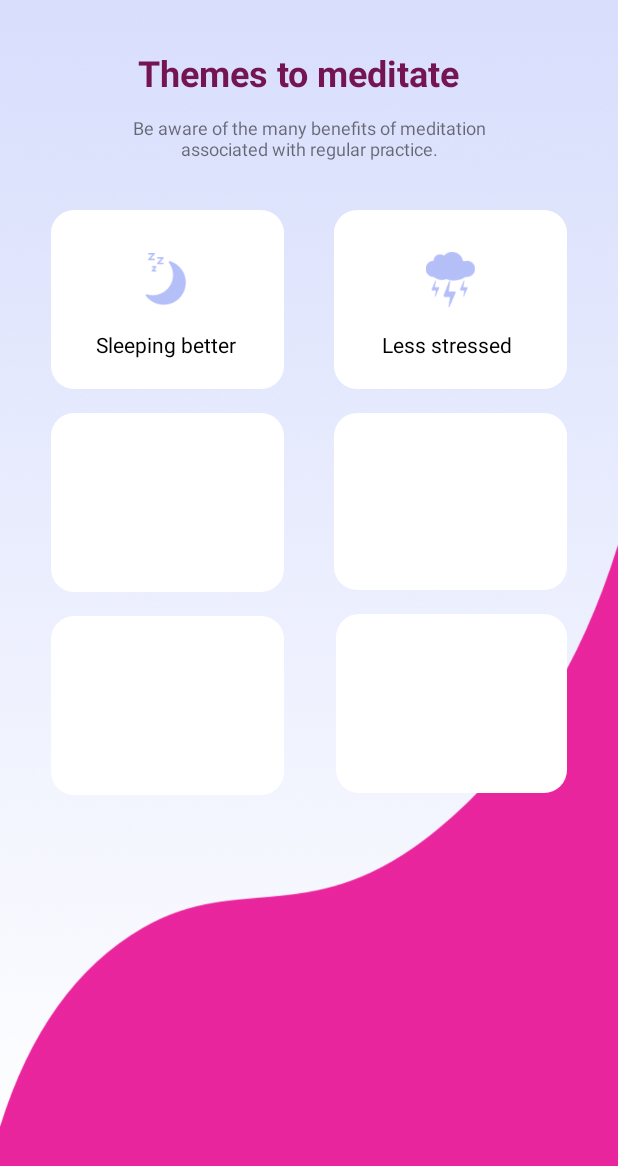
After one commit to julioyildo/kotlin_yoga, an Android app: the SecondActivity screen opened directly, with no data from a screen before it, on a phone screen of 412 x 824 dp. The commit adds this screen. Shown: the top 1166 px of the screen. Run offline under Robolectric (Android 15) with nearby library versions, the phone set to English and light mode, and no system bars.

Commit message:
add second activity

```diff
--- a/app/build.gradle
+++ b/app/build.gradle
@@ -24,7 +24,7 @@ android {
 
 dependencies {
     implementation fileTree(dir: 'libs', include: ['*.jar'])
-    implementation"org.jetbrains.kotlin:kotlin-stdlib-jre7:$kotlin_version"
+    implementation "org.jetbrains.kotlin:kotlin-stdlib-jdk7:$kotlin_version"
     implementation 'com.android.support:appcompat-v7:27.1.1'
     implementation 'com.android.support.constraint:constraint-layout:1.1.0'
     testImplementation 'junit:junit:4.12'
--- a/app/src/main/AndroidManifest.xml
+++ b/app/src/main/AndroidManifest.xml
@@ -16,6 +16,7 @@
                 <category android:name="android.intent.category.LAUNCHER" />
             </intent-filter>
         </activity>
+        <activity android:name=".SecondActivity"></activity>
     </application>
 
 </manifest>
--- a/app/src/main/java/fr/serhatyildirim/yoga/MainActivity.kt
+++ b/app/src/main/java/fr/serhatyildirim/yoga/MainActivity.kt
@@ -1,12 +1,40 @@
 package fr.serhatyildirim.yoga
 
+import android.content.Intent
 import android.support.v7.app.AppCompatActivity
 import android.os.Bundle
+import android.view.View
+import android.widget.Toast
 
 class MainActivity : AppCompatActivity() {
+
+
 
     override fun onCreate(savedInstanceState: Bundle?) {
         super.onCreate(savedInstanceState)
         setContentView(R.layout.activity_main)
+
+
     }
+
+    fun toastMe(view: View) {
+        // val myToast = Toast.makeText(this, message, duration);
+        val myToast = Toast.makeText(this, "Hello Toast!", Toast.LENGTH_SHORT)
+        myToast.show()
+    }
+
+    fun randomMe(view: View){
+        // Create an Intent to start the second activity
+        val randomIntent = Intent(this, SecondActivity::class.java)
+
+        // Start the new activity.
+        startActivity(randomIntent)
+    }
+
+
+
+
+
+    // Create an Intent to start the second activity
+
 }
--- /dev/null
+++ b/app/src/main/java/fr/serhatyildirim/yoga/SecondActivity.kt
@@ -0,0 +1,17 @@
+package fr.serhatyildirim.yoga
+
+import android.support.v7.app.AppCompatActivity
+import android.os.Bundle
+
+class SecondActivity : AppCompatActivity() {
+
+    override fun onCreate(savedInstanceState: Bundle?) {
+        super.onCreate(savedInstanceState)
+        setContentView(R.layout.activity_second)
+    }
+
+
+
+
+
+}
--- /dev/null
+++ b/app/src/main/res/drawable/button_bg_rounded_corners.xml
@@ -0,0 +1,11 @@
+<?xml version="1.0" encoding="utf-8"?>
+<selector xmlns:android="http://schemas.android.com/apk/res/android">
+    <item>
+        <shape android:shape="rectangle">
+            <solid android:color="#ffffff" />
+            <!-- <stroke android:color="#8A2BE2" android:width="2dp" />-->
+            <!--corners allow us to make the rounded corners button-->
+            <corners android:radius="15dp" />
+        </shape>
+    </item>
+</selector>
--- a/app/src/main/res/layout/activity_main.xml
+++ b/app/src/main/res/layout/activity_main.xml
@@ -66,6 +66,7 @@
         android:layout_marginTop="16dp"
         android:background="@color/buttonColor"
         android:elevation="3dp"
+        android:onClick="randomMe"
         android:text="@string/home_button"
         android:textColor="@android:color/background_light"
         app:layout_constraintBottom_toBottomOf="parent"
--- /dev/null
+++ b/app/src/main/res/layout/activity_second.xml
@@ -0,0 +1,169 @@
+<?xml version="1.0" encoding="utf-8"?>
+<android.support.constraint.ConstraintLayout xmlns:android="http://schemas.android.com/apk/res/android"
+    xmlns:app="http://schemas.android.com/apk/res-auto"
+    xmlns:tools="http://schemas.android.com/tools"
+    android:layout_width="match_parent"
+    android:layout_height="match_parent"
+    android:background="@drawable/bkg_second"
+    android:radius="10dp"
+    tools:context=".SecondActivity">
+
+    <ImageView
+        android:id="@+id/imageView3"
+        android:layout_width="wrap_content"
+        android:layout_height="0dp"
+        app:layout_constraintBottom_toBottomOf="parent"
+        app:layout_constraintEnd_toEndOf="parent"
+        app:layout_constraintStart_toStartOf="parent"
+        app:layout_constraintTop_toTopOf="parent" />
+
+    <TextView
+        android:id="@+id/Title"
+        android:layout_width="228dp"
+        android:layout_height="wrap_content"
+        android:layout_marginEnd="8dp"
+        android:layout_marginStart="8dp"
+        android:layout_marginTop="32dp"
+        android:text="@string/category_title"
+        android:textColor="@color/colorTitle"
+        android:textSize="24sp"
+        android:textStyle="bold"
+        app:layout_constraintEnd_toEndOf="parent"
+        app:layout_constraintStart_toStartOf="parent"
+        app:layout_constraintTop_toTopOf="@+id/imageView3" />
+
+    <TextView
+        android:id="@+id/textView4"
+        android:layout_width="269dp"
+        android:layout_height="39dp"
+        android:layout_marginEnd="8dp"
+        android:layout_marginStart="8dp"
+        android:layout_marginTop="12dp"
+        android:text="@string/category_description"
+        android:textAlignment="center"
+        android:textSize="12sp"
+        app:layout_constraintEnd_toEndOf="parent"
+        app:layout_constraintStart_toStartOf="parent"
+        app:layout_constraintTop_toBottomOf="@+id/Title" />
+
+    <ImageView
+        android:id="@+id/btn_sleep"
+        android:layout_width="155dp"
+        android:layout_height="119dp"
+        android:layout_marginEnd="8dp"
+        android:layout_marginStart="16dp"
+        android:layout_marginTop="24dp"
+        app:layout_constraintEnd_toStartOf="@+id/imageView7"
+        app:layout_constraintStart_toStartOf="parent"
+        app:layout_constraintTop_toBottomOf="@+id/textView4"
+        app:srcCompat="@drawable/button_bg_rounded_corners" />
+
+    <TextView
+        android:id="@+id/btn_sleep_description"
+        android:layout_width="wrap_content"
+        android:layout_height="19dp"
+        android:layout_marginBottom="20dp"
+        android:layout_marginEnd="8dp"
+        android:layout_marginStart="8dp"
+        android:text="@string/btn_sleep"
+        android:textColor="@android:color/black"
+        app:layout_constraintBottom_toBottomOf="@+id/btn_sleep"
+        app:layout_constraintEnd_toEndOf="@+id/btn_sleep"
+        app:layout_constraintHorizontal_bias="0.477"
+        app:layout_constraintStart_toStartOf="@+id/btn_sleep" />
+
+    <ImageView
+        android:id="@+id/imageView6"
+        android:layout_width="wrap_content"
+        android:layout_height="35dp"
+        android:layout_marginBottom="8dp"
+        android:layout_marginEnd="8dp"
+        android:layout_marginStart="8dp"
+        android:layout_marginTop="8dp"
+        app:layout_constraintBottom_toTopOf="@+id/btn_sleep_description"
+        app:layout_constraintEnd_toEndOf="@+id/btn_sleep"
+        app:layout_constraintHorizontal_bias="0.494"
+        app:layout_constraintStart_toStartOf="@+id/btn_sleep"
+        app:layout_constraintTop_toTopOf="@+id/btn_sleep"
+        app:layout_constraintVertical_bias="0.724"
+        app:srcCompat="@drawable/lune" />
+
+    <ImageView
+        android:id="@+id/imageView7"
+        android:layout_width="155dp"
+        android:layout_height="119dp"
+        android:layout_marginEnd="16dp"
+        android:layout_marginStart="8dp"
+        android:layout_marginTop="24dp"
+        app:layout_constraintEnd_toEndOf="parent"
+        app:layout_constraintStart_toEndOf="@+id/btn_sleep"
+        app:layout_constraintTop_toBottomOf="@+id/textView4"
+        app:srcCompat="@drawable/button_bg_rounded_corners" />
+
+    <TextView
+        android:id="@+id/textView6"
+        android:layout_width="87dp"
+        android:layout_height="wrap_content"
+        android:layout_marginBottom="20dp"
+        android:layout_marginEnd="8dp"
+        android:layout_marginStart="8dp"
+        android:text="@string/btn_stressed"
+        android:textColor="@android:color/background_dark"
+        app:layout_constraintBottom_toBottomOf="@+id/imageView7"
+        app:layout_constraintEnd_toEndOf="@+id/imageView7"
+        app:layout_constraintHorizontal_bias="0.461"
+        app:layout_constraintStart_toStartOf="@+id/imageView7" />
+
+    <ImageView
+        android:id="@+id/imageView8"
+        android:layout_width="34dp"
+        android:layout_height="37dp"
+        android:layout_marginBottom="8dp"
+        android:layout_marginEnd="8dp"
+        android:layout_marginStart="8dp"
+        android:layout_marginTop="16dp"
+        app:layout_constraintBottom_toTopOf="@+id/textView6"
+        app:layout_constraintEnd_toEndOf="@+id/imageView7"
+        app:layout_constraintHorizontal_bias="0.495"
+        app:layout_constraintStart_toStartOf="@+id/imageView7"
+        app:layout_constraintTop_toTopOf="@+id/imageView7"
+        app:layout_constraintVertical_bias="0.65"
+        app:srcCompat="@drawable/storm" />
+
+    <ImageView
+        android:id="@+id/imageView9"
+        android:layout_width="155dp"
+        android:layout_height="119dp"
+        android:layout_marginTop="16dp"
+        app:layout_constraintStart_toStartOf="@+id/btn_sleep"
+        app:layout_constraintTop_toBottomOf="@+id/btn_sleep"
+        app:srcCompat="@drawable/button_bg_rounded_corners" />
+
+    <ImageView
+        android:id="@+id/imageView10"
+        android:layout_width="155dp"
+        android:layout_height="118dp"
+        android:layout_marginTop="16dp"
+        app:layout_constraintEnd_toEndOf="@+id/imageView7"
+        app:layout_constraintTop_toBottomOf="@+id/imageView7"
+        app:srcCompat="@drawable/button_bg_rounded_corners" />
+
+    <ImageView
+        android:id="@+id/imageView11"
+        android:layout_width="155dp"
+        android:layout_height="119dp"
+        android:layout_marginTop="16dp"
+        app:layout_constraintStart_toStartOf="@+id/imageView9"
+        app:layout_constraintTop_toBottomOf="@+id/imageView9"
+        app:srcCompat="@drawable/button_bg_rounded_corners" />
+
+    <ImageView
+        android:id="@+id/imageView12"
+        android:layout_width="154dp"
+        android:layout_height="119dp"
+        android:layout_marginTop="16dp"
+        app:layout_constraintEnd_toEndOf="@+id/imageView10"
+        app:layout_constraintTop_toBottomOf="@+id/imageView10"
+        app:srcCompat="@drawable/button_bg_rounded_corners" />
+
+</android.support.constraint.ConstraintLayout>
--- a/app/src/main/res/values/strings.xml
+++ b/app/src/main/res/values/strings.xml
@@ -4,4 +4,13 @@
     <string name="home_button">Start Now</string>
     <string name="background_image">home image</string>
     <string name="home_title">Welcome in medito</string>
+    <string name="category_title">Themes to meditate</string>
+    <string name="category_description">Be aware of the many benefits of meditation associated with regular practice.</string>
+    <string name="btn_sleep">Sleeping better</string>
+    <string name="btn_stressed">Less stressed</string>
+    <string name="btn_calm">Finding calm</string>
+    <string name="btn_focused">More focused</string>
+    <string name="btn_anxiety">Managing anxiety</string>
+    <string name="btn_checking">Just checking</string>
+
 </resources>
```
Also changed, not shown: app/src/main/res/drawable/bird.png (added), app/src/main/res/drawable/bkg_second.png (added), app/src/main/res/drawable/brain.png (added), app/src/main/res/drawable/lamp.png (added), app/src/main/res/drawable/loup.png (added), app/src/main/res/drawable/lune.png (added), app/src/main/res/drawable/storm.png (added).
